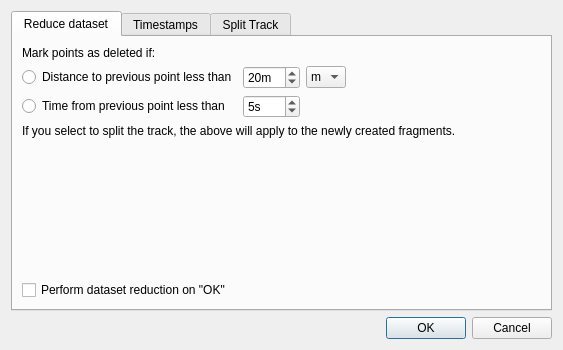
Before: the Qt Designer form src/IDlgTrackFilter.ui in ntruchsess/QLandkarteGT, drawn with Qt 5.
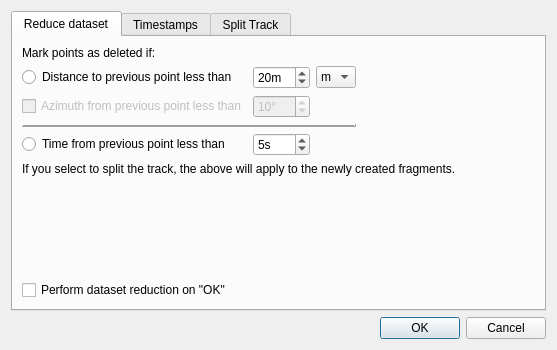
After: the same form once the commit is applied.

Commit message: add Trackfilter by azimuth

```diff
--- a/src/IDlgTrackFilter.ui
+++ b/src/IDlgTrackFilter.ui
@@ -7,7 +7,7 @@
    <rect>
     <x>0</x>
     <y>0</y>
-    <width>563</width>
+    <width>557</width>
     <height>343</height>
    </rect>
   </property>
@@ -79,17 +79,7 @@
              </item>
             </widget>
            </item>
-           <item row="2" column="0">
-            <widget class="QRadioButton" name="radioTimedelta">
-             <property name="text">
-              <string>Time from previous point less than</string>
-             </property>
-             <attribute name="buttonGroup">
-              <string>buttonGroupDataset</string>
-             </attribute>
-            </widget>
-           </item>
-           <item row="2" column="1">
+           <item row="4" column="1">
             <widget class="QSpinBox" name="spinTimedelta">
              <property name="suffix">
               <string notr="true">s</string>
@@ -102,6 +92,64 @@
              </property>
             </widget>
            </item>
+           <item row="4" column="0">
+            <widget class="QRadioButton" name="radioTimedelta">
+             <property name="text">
+              <string>Time from previous point less than</string>
+             </property>
+             <attribute name="buttonGroup">
+              <string>buttonGroupDataset</string>
+             </attribute>
+            </widget>
+           </item>
+           <item row="2" column="1">
+            <widget class="QSpinBox" name="spinAzimuthDelta">
+             <property name="enabled">
+              <bool>false</bool>
+             </property>
+             <property name="suffix">
+              <string>°</string>
+             </property>
+             <property name="maximum">
+              <number>90</number>
+             </property>
+             <property name="value">
+              <number>10</number>
+             </property>
+            </widget>
+           </item>
+           <item row="3" column="0" colspan="3">
+            <widget class="Line" name="line">
+             <property name="autoFillBackground">
+              <bool>true</bool>
+             </property>
+             <property name="frameShadow">
+              <enum>QFrame::Raised</enum>
+             </property>
+             <property name="lineWidth">
+              <number>2</number>
+             </property>
+             <property name="midLineWidth">
+              <number>0</number>
+             </property>
+             <property name="orientation">
+              <enum>Qt::Horizontal</enum>
+             </property>
+            </widget>
+           </item>
+           <item row="2" column="0">
+            <widget class="QCheckBox" name="checkAzimuthDelta">
+             <property name="enabled">
+              <bool>false</bool>
+             </property>
+             <property name="text">
+              <string>Azimuth from previous point less than</string>
+             </property>
+             <property name="autoExclusive">
+              <bool>true</bool>
+             </property>
+            </widget>
+           </item>
           </layout>
          </item>
          <item>
```
Left out of the diff: 33 changed lines with no effect on the pictures. The commit also changes 2 other files.
